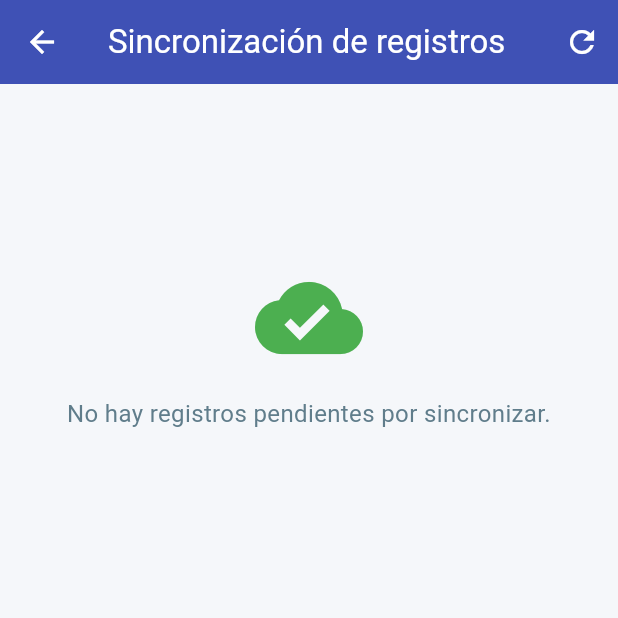
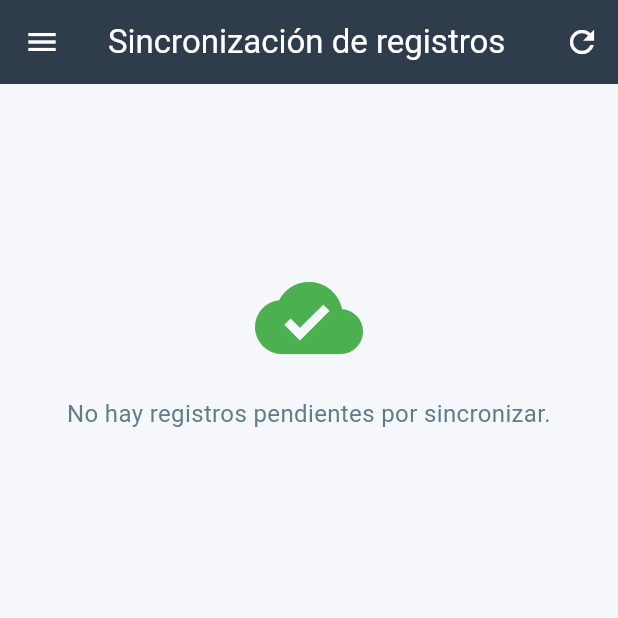
Before and after one commit to DarkShadow-Infinity/DataKap, a Flutter app: the RoleOptionsPage screen opened by its route, after a tap on "Sincronizar registros", on a phone screen of 412 x 824 dp, the top half of it. Run offline on Flutter 3.47's test engine with Material 3 defaults, Android fonts, the light colour scheme and no system bars; our stand-ins replace cloud_firestore, connectivity_plus, dartz, equatable, firebase_auth, firebase_core and 3 more; accounts and stored records are empty.

Commit message:
Align role navigation UI and theme

```diff
--- a/lib/features/auth/presentation/pages/role_options_page.dart
+++ b/lib/features/auth/presentation/pages/role_options_page.dart
@@ -4,6 +4,7 @@ import 'package:datakap/core/app.dart';
 import 'package:datakap/core/theme/app_theme.dart';
 import 'package:datakap/features/auth/domain/entities/user_entity.dart';
 import 'package:datakap/features/auth/presentation/manager/auth_controller.dart';
+import 'package:datakap/features/auth/presentation/widgets/role_navigation_drawer.dart';
 
 class RoleOptionsPage extends GetView<AuthController> {
   const RoleOptionsPage({
@@ -20,14 +21,8 @@ class RoleOptionsPage extends GetView<AuthController> {
     return Scaffold(
       appBar: AppBar(
         title: Text('DataKap - $_roleTitle'),
-        actions: [
-          IconButton(
-            icon: const Icon(Icons.logout),
-            onPressed: controller.logout,
-            tooltip: 'Cerrar sesión',
-          ),
-        ],
       ),
+      drawer: RoleNavigationDrawer(role: role, controller: controller),
       body: SafeArea(
         child: Obx(() {
           final email = controller.currentUser.value.email;
@@ -110,7 +105,10 @@ class RoleOptionsPage extends GetView<AuthController> {
                       'Envía los registros guardados en el dispositivo cuando recuperes la conexión.',
                   icon: Icons.sync,
                   color: AppColors.warning,
-                  onTap: () => Get.toNamed(AppRoutes.registrationSync),
+                  onTap: () => Get.toNamed(
+                    AppRoutes.registrationSync,
+                    arguments: {'role': role},
+                  ),
                 ),
                 const SizedBox(height: 32),
                 Container(
--- /dev/null
+++ b/lib/features/auth/presentation/widgets/role_navigation_drawer.dart
@@ -0,0 +1,136 @@
+import 'package:datakap/core/app.dart';
+import 'package:datakap/core/theme/app_theme.dart';
+import 'package:datakap/features/auth/domain/entities/user_entity.dart';
+import 'package:datakap/features/auth/presentation/manager/auth_controller.dart';
+import 'package:flutter/material.dart';
+import 'package:get/get.dart';
+
+class RoleNavigationDrawer extends StatelessWidget {
+  const RoleNavigationDrawer({
+    super.key,
+    required this.role,
+    required this.controller,
+  });
+
+  final UserRole role;
+  final AuthController controller;
+
+  String get _roleTitle => role == UserRole.leader ? 'Líder' : 'Promovido';
+
+  String get _homeRoute =>
+      role == UserRole.leader ? AppRoutes.homeLeader : AppRoutes.homePromoter;
+
+  void _closeDrawer() {
+    if (Get.isDrawerOpen ?? false) {
+      Get.back();
+    }
+  }
+
+  void _navigateTo(String route, {Map<String, dynamic>? arguments}) {
+    _closeDrawer();
+    if (Get.currentRoute == route) {
+      return;
+    }
+    Get.toNamed(route, arguments: arguments);
+  }
+
+  void _goHome() {
+    _closeDrawer();
+    if (Get.currentRoute == _homeRoute) {
+      return;
+    }
+    Get.offAllNamed(_homeRoute);
+  }
+
+  @override
+  Widget build(BuildContext context) {
+    return Drawer(
+      child: SafeArea(
+        child: Column(
+          crossAxisAlignment: CrossAxisAlignment.stretch,
+          children: [
+            Obx(() {
+              final user = controller.currentUser.value;
+              return DrawerHeader(
+                margin: EdgeInsets.zero,
+                decoration: const BoxDecoration(color: AppColors.primary),
+                child: Column(
+                  crossAxisAlignment: CrossAxisAlignment.start,
+                  mainAxisAlignment: MainAxisAlignment.end,
+                  children: [
+                    CircleAvatar(
+                      radius: 24,
+                      backgroundColor: AppColors.accent.withOpacity(0.2),
+                      child: const Icon(Icons.person, color: Colors.white),
+                    ),
+                    const SizedBox(height: 12),
+                    Text(
+                      _roleTitle,
+                      style: Theme.of(context)
+                          .textTheme
+                          .titleMedium
+                          ?.copyWith(color: Colors.white, fontWeight: FontWeight.bold),
+                    ),
+                    const SizedBox(height: 4),
+                    Text(
+                      user.email,
+                      style: Theme.of(context)
+                          .textTheme
+                          .bodySmall
+                          ?.copyWith(color: Colors.white70),
+                    ),
+                  ],
+                ),
+              );
+            }),
+            Expanded(
+              child: ListView(
+                padding: EdgeInsets.zero,
+                children: [
+                  ListTile(
+                    leading: const Icon(Icons.home_outlined),
+                    title: const Text('Inicio'),
+                    onTap: _goHome,
+                  ),
+                  ListTile(
+                    leading: const Icon(Icons.credit_card),
+                    title: const Text('Registro con INE'),
+                    onTap: () => _navigateTo(
+                      AppRoutes.ineRegistration,
+                      arguments: {'role': role},
+                    ),
+                  ),
+                  ListTile(
+                    leading: const Icon(Icons.edit_note),
+                    title: const Text('Registro manual'),
+                    onTap: () => _navigateTo(
+                      AppRoutes.manualRegistration,
+                      arguments: {'role': role},
+                    ),
+                  ),
+                  ListTile(
+                    leading: const Icon(Icons.sync),
+                    title: const Text('Sincronización'),
+                    onTap: () => _navigateTo(
+                      AppRoutes.registrationSync,
+                      arguments: {'role': role},
+                    ),
+                  ),
+                ],
+              ),
+            ),
+            const Divider(height: 1),
+            ListTile(
+              leading: const Icon(Icons.logout),
+              title: const Text('Cerrar sesión'),
+              onTap: () {
+                _closeDrawer();
+                controller.logout();
+              },
+            ),
+          ],
+        ),
+      ),
+    );
+  }
+}
--- a/lib/features/registration/presentation/pages/registration_sync_page.dart
+++ b/lib/features/registration/presentation/pages/registration_sync_page.dart
@@ -1,4 +1,6 @@
 import 'package:datakap/features/auth/domain/entities/user_entity.dart';
+import 'package:datakap/features/auth/presentation/manager/auth_controller.dart';
+import 'package:datakap/features/auth/presentation/widgets/role_navigation_drawer.dart';
 import 'package:datakap/features/registration/presentation/manager/registration_sync_controller.dart';
 import 'package:flutter/material.dart';
 import 'package:get/get.dart';
@@ -10,10 +12,17 @@ class RegistrationSyncPage extends GetView<RegistrationSyncController> {
   @override
   Widget build(BuildContext context) {
     final dateFormat = DateFormat('dd/MM/yyyy HH:mm');
+    final authController = Get.find<AuthController>();
+    final args = Get.arguments as Map<String, dynamic>?;
+    final roleArg = args?['role'] as UserRole?;
+    final inferredRole = roleArg ?? authController.currentUser.value.role;
+    final role =
+        inferredRole == UserRole.unknown ? UserRole.promoter : inferredRole;
+    final showDrawer = role == UserRole.promoter || role == UserRole.leader;
+
     return Scaffold(
       appBar: AppBar(
         title: const Text('Sincronización de registros'),
-        backgroundColor: Colors.indigo,
         actions: [
           Obx(() => IconButton(
                 icon: const Icon(Icons.refresh),
@@ -22,6 +31,9 @@ class RegistrationSyncPage extends GetView<RegistrationSyncController> {
               )),
         ],
       ),
+      drawer: showDrawer
+          ? RoleNavigationDrawer(role: role, controller: authController)
+          : null,
       body: SafeArea(
         child: Obx(() {
           if (controller.isLoading.value) {
```
Also changed, not shown: lib/core/theme/app_theme.dart (+8 -5 lines).
